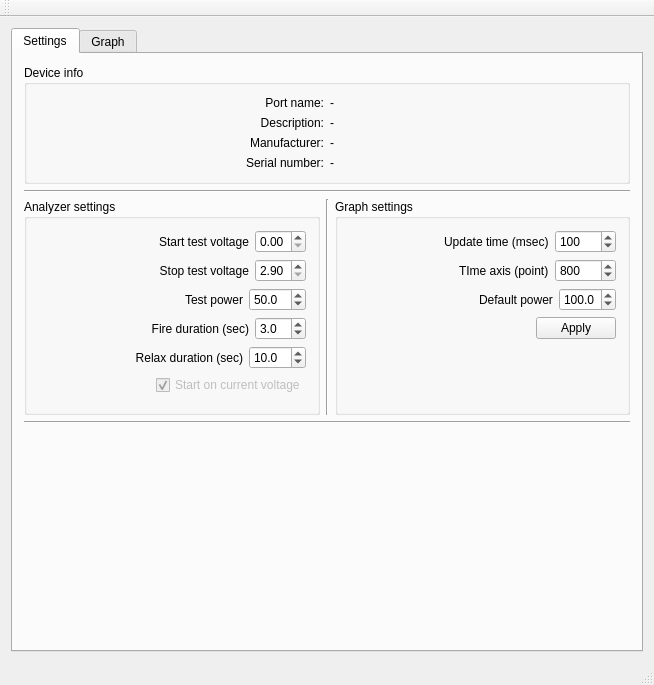
Before: the Qt Designer form mainwindow.ui in ploop/DNA-battester, drawn with Qt 5.
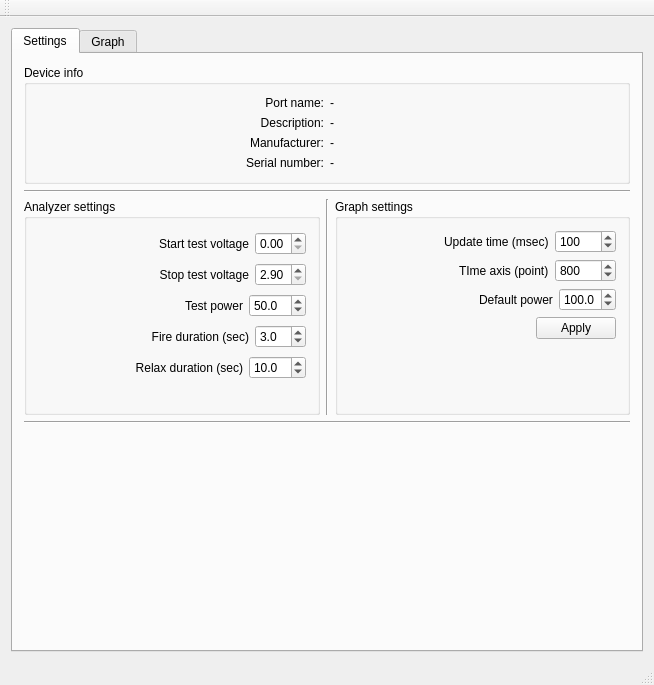
After: the same form once the commit is applied. Icons and pictures are not drawn. Custom widgets are drawn as their Qt base class.

The edit to the form file:
```diff
--- a/mainwindow.ui
+++ b/mainwindow.ui
@@ -367,19 +367,6 @@
                  </property>
                 </spacer>
                </item>
-               <item>
-                <widget class="QCheckBox" name="checkBox">
-                 <property name="enabled">
-                  <bool>false</bool>
-                 </property>
-                 <property name="text">
-                  <string>Start on current voltage</string>
-                 </property>
-                 <property name="checked">
-                  <bool>true</bool>
-                 </property>
-                </widget>
-               </item>
               </layout>
              </item>
             </layout>
```
